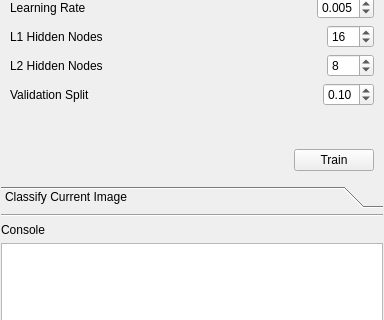
The window that nenetic/gui/toolkit_widget.ui (persts/Nenetic) describes before a commit, drawn with Qt 5; both pictures show x 0 to 384 and y 213 to 533 of the 384 by 803 pixel window.
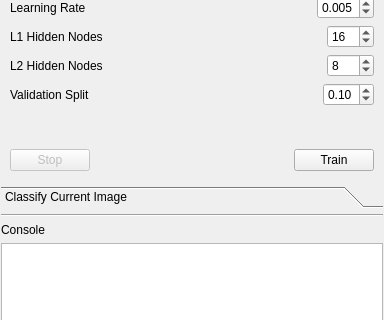
The same window after the commit. The open tabs and pages were chosen to show the change.

Diff of the .ui file:
```diff
--- a/nenetic/gui/toolkit_widget.ui
+++ b/nenetic/gui/toolkit_widget.ui
@@ -414,7 +414,7 @@
         <x>0</x>
         <y>0</y>
         <width>382</width>
-        <height>387</height>
+        <height>399</height>
        </rect>
       </property>
       <attribute name="label">
@@ -721,6 +721,16 @@
        </item>
        <item>
         <layout class="QHBoxLayout" name="horizontalLayout_19">
+         <item>
+          <widget class="QPushButton" name="pushButtonStopTraining">
+           <property name="enabled">
+            <bool>false</bool>
+           </property>
+           <property name="text">
+            <string>Stop</string>
+           </property>
+          </widget>
+         </item>
          <item>
           <spacer name="horizontalSpacer_24">
            <property name="orientation">
```
Left out of the diff: 4 changed lines with no effect on the pictures.
